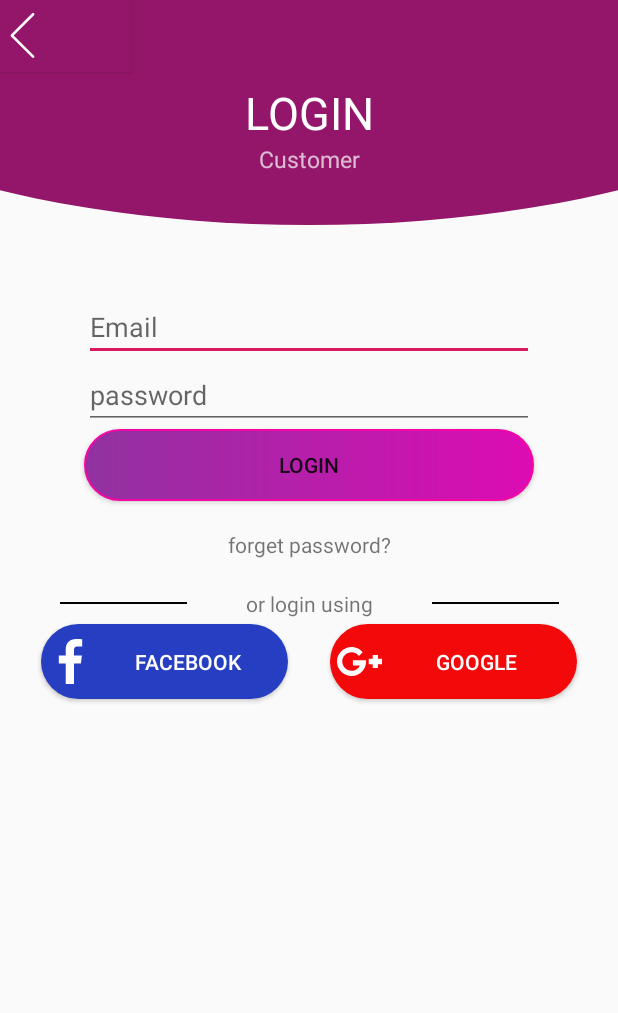
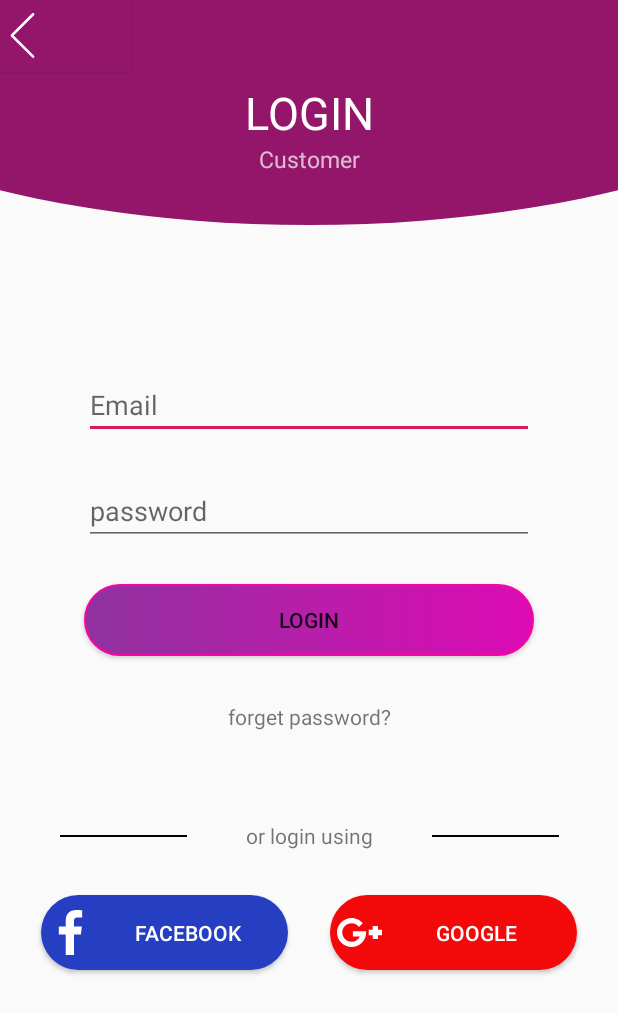
Before and after one commit to sabra0/adwatna, an Android app: the LoginActivity screen opened directly, with no data from a screen before it, on a phone screen of 412 x 824 dp. Shown: the top 1013 px of the screen. Run offline under Robolectric (Android 15) with nearby library versions, the phone set to English and light mode, and no system bars.

Commit message:
last modification in login and sign up screens

```diff
--- a/app/src/main/res/layout/activity_login.xml
+++ b/app/src/main/res/layout/activity_login.xml
@@ -76,6 +76,8 @@
                 android:text="@string/login"
                 android:background="@drawable/login_bg" />
             <TextView
+                android:paddingTop="30dp"
+                android:paddingBottom="30dp"
                 android:layout_width="wrap_content"
                 android:layout_height="wrap_content"
                 app:layout_constraintTop_toBottomOf="@id/sign_button"
@@ -122,7 +124,8 @@
                 app:layout_constraintTop_toBottomOf="@id/or_textView"
                 app:layout_constraintBottom_toBottomOf="parent"
                 app:layout_constraintStart_toStartOf="parent"
-                app:layout_constraintEnd_toStartOf="@id/google_image" />
+                app:layout_constraintEnd_toStartOf="@id/google_image"
+                android:layout_marginBottom="30dp"/>
             <Button
                 android:text="Google"
                 android:textColor="#fefefe"
@@ -135,7 +138,8 @@
                 app:layout_constraintTop_toBottomOf="@id/or_textView"
                 app:layout_constraintBottom_toBottomOf="parent"
                 app:layout_constraintStart_toEndOf="@id/facebook_image"
-                app:layout_constraintEnd_toEndOf="parent" />
+                app:layout_constraintEnd_toEndOf="parent"
+                android:layout_marginBottom="30dp"/>
         </androidx.constraintlayout.widget.ConstraintLayout>
     </LinearLayout>
 </ScrollView>
```
Also changed, not shown: app/src/main/res/layout/activity_signup.xml (+6 -2 lines).
